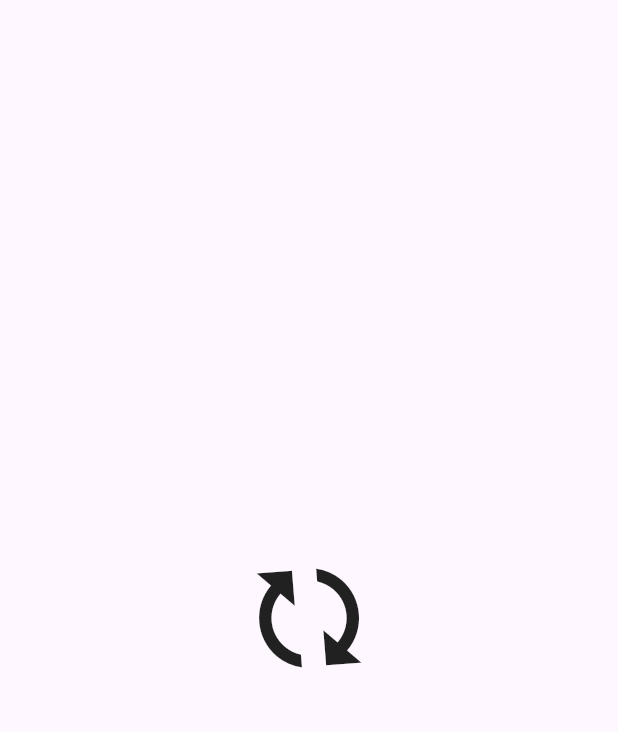
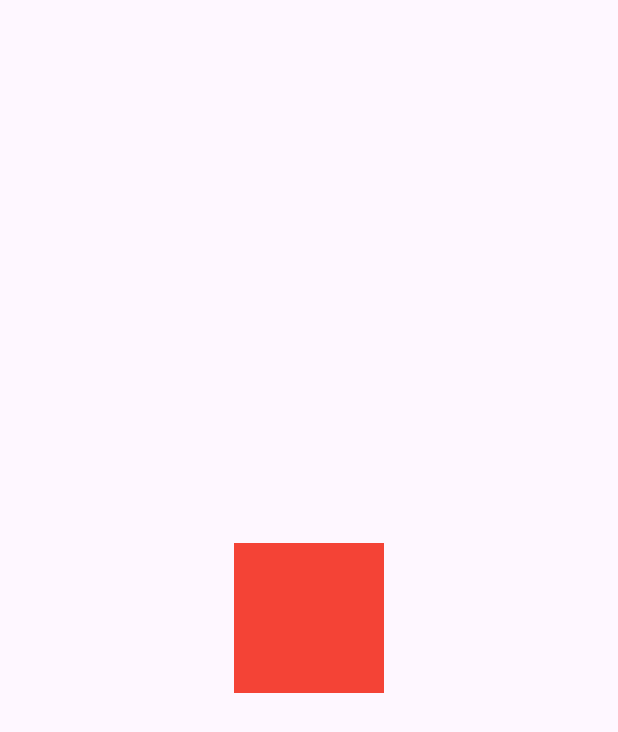
Before and after one commit to bruhmoment654/animation_example, a Flutter app: the screen it shows after launch, on a phone screen of 412 x 824 dp. Shown: the top 732 px of the screen. Run offline on Flutter 3.47's test engine with Material 3 defaults, Android fonts, the light colour scheme and no system bars.

Commit message:
feat: implicit animation example

```diff
--- a/lib/animation.dart
+++ b/lib/animation.dart
@@ -1,6 +1,6 @@
+import 'dart:math';
+
 import 'package:flutter/material.dart';
-
-import 'dart:math' as math;
 
 class ArrowAnimatationWidget extends StatefulWidget {
   const ArrowAnimatationWidget({super.key});
@@ -9,34 +9,39 @@ class ArrowAnimatationWidget extends StatefulWidget {
   State<ArrowAnimatationWidget> createState() => _ArrowAnimatationWidgetState();
 }
 
-class _ArrowAnimatationWidgetState extends State<ArrowAnimatationWidget>
-    with SingleTickerProviderStateMixin {
-  late final Animation<double> animation;
+class _ArrowAnimatationWidgetState extends State<ArrowAnimatationWidget> {
+  double size = 100;
+  int selectedColor = 0;
+  double radius = 0;
 
-  @override
-  void initState() {
-    super.initState();
-
-    final controller = AnimationController(vsync: this)
-      ..repeat(
-        period: const Duration(seconds: 1),
-      );
-
-    animation = CurvedAnimation(parent: controller, curve:  const Cubic(.18,-1.06,0,.43));
-
-  }
+  final colors = const [
+    Colors.red,
+    Colors.blue,
+    Colors.green,
+    Colors.purple,
+  ];
 
   @override
   Widget build(BuildContext context) {
     return Center(
-      child: AnimatedBuilder(
-        animation: animation,
-        builder: (_, __) => Transform.rotate(
-          angle: math.pi * animation.value * 2,
-          child: const Icon(
-            Icons.autorenew,
-            size: 100,
+      child: GestureDetector(
+        onTap: () => setState(
+          () {
+            final random = Random();
+            size = (random.nextDouble() + 0.1) * 200;
+            selectedColor = random.nextInt(colors.length);
+            radius = random.nextDouble() * 10;
+          },
+        ),
+        child: AnimatedContainer(
+          width: size,
+          height: size,
+          duration: const Duration(milliseconds: 400),
+          decoration: BoxDecoration(
+            borderRadius: BorderRadius.all(Radius.circular(radius)),
+            color: colors[selectedColor],
           ),
+          curve: Curves.easeInOut,
         ),
       ),
     );
```
